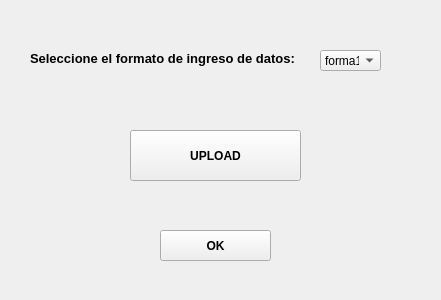
The window that frontend/input_simulacion.ui (odevincenti/TC-TP1) describes before a commit, drawn with Qt 5.
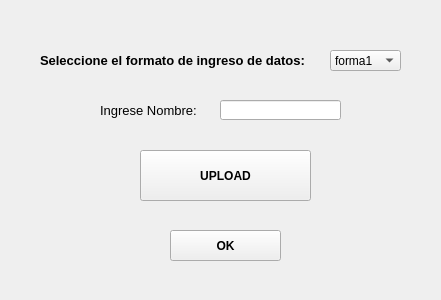
The same window after the commit.

The edit to the form file:
```diff
--- a/frontend/input_simulacion.ui
+++ b/frontend/input_simulacion.ui
@@ -16,9 +16,9 @@
   <widget class="QComboBox" name="simulacion_comboBox">
    <property name="geometry">
     <rect>
-     <x>320</x>
+     <x>330</x>
      <y>50</y>
-     <width>61</width>
+     <width>71</width>
      <height>21</height>
     </rect>
    </property>
@@ -41,10 +41,10 @@
   <widget class="QLabel" name="label_5">
    <property name="geometry">
     <rect>
-     <x>30</x>
+     <x>40</x>
      <y>50</y>
      <width>291</width>
-     <height>16</height>
+     <height>21</height>
     </rect>
    </property>
    <property name="font">
@@ -61,8 +61,8 @@
   <widget class="QPushButton" name="upload_simulacion_pushButton">
    <property name="geometry">
     <rect>
-     <x>130</x>
-     <y>130</y>
+     <x>140</x>
+     <y>150</y>
      <width>171</width>
      <height>51</height>
     </rect>
@@ -80,7 +80,7 @@
   <widget class="QPushButton" name="ok_simulacion_pushButton_2">
    <property name="geometry">
     <rect>
-     <x>160</x>
+     <x>170</x>
      <y>230</y>
      <width>111</width>
      <height>31</height>
@@ -96,6 +96,34 @@
     <string>OK</string>
    </property>
   </widget>
+  <widget class="QLineEdit" name="nombre_graph_simulacion">
+   <property name="geometry">
+    <rect>
+     <x>220</x>
+     <y>100</y>
+     <width>121</width>
+     <height>20</height>
+    </rect>
+   </property>
+  </widget>
+  <widget class="QLabel" name="label_6">
+   <property name="geometry">
+    <rect>
+     <x>100</x>
+     <y>100</y>
+     <width>101</width>
+     <height>20</height>
+    </rect>
+   </property>
+   <property name="font">
+    <font>
+     <pointsize>10</pointsize>
+    </font>
+   </property>
+   <property name="text">
+    <string>Ingrese Nombre:</string>
+   </property>
+  </widget>
  </widget>
  <resources/>
  <connections/>
```
